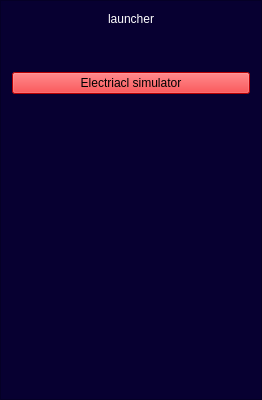
First picture: the form in client/menu.ui, repository lev12/launcher, before the edit.
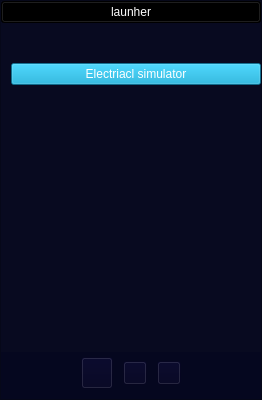
Second picture: the form after the edit. Icons and pictures are not drawn.

Diff of the .ui file:
```diff
--- a/client/menu.ui
+++ b/client/menu.ui
@@ -18,7 +18,7 @@
   </property>
   <property name="maximumSize">
    <size>
-    <width>16777215</width>
+    <width>8192</width>
     <height>8192</height>
    </size>
   </property>
@@ -26,7 +26,7 @@
    <string>Frame</string>
   </property>
   <property name="styleSheet">
-   <string notr="true">background-color: rgb(7, 0, 49);</string>
+   <string notr="true">background-color: rgb(8, 10, 32);</string>
   </property>
   <property name="frameShape">
    <enum>QFrame::StyledPanel</enum>
@@ -35,20 +35,30 @@
    <enum>QFrame::Raised</enum>
   </property>
   <layout class="QVBoxLayout" name="verticalLayout_2">
+   <property name="spacing">
+    <number>0</number>
+   </property>
+   <property name="leftMargin">
+    <number>0</number>
+   </property>
+   <property name="topMargin">
+    <number>0</number>
+   </property>
+   <property name="rightMargin">
+    <number>0</number>
+   </property>
+   <property name="bottomMargin">
+    <number>0</number>
+   </property>
    <item>
-    <widget class="QLabel" name="launcher">
+    <widget class="QPushButton" name="LaunherPushButton">
      <property name="styleSheet">
       <string notr="true">font: 75 italic 20pt &quot;Times New Roman&quot;;
-color: rgb(255, 255, 255);</string>
+color: rgb(255, 255, 255);
+background-color: rgba(0, 0, 0, 255);</string>
      </property>
      <property name="text">
-      <string>launcher</string>
-     </property>
-     <property name="textFormat">
-      <enum>Qt::AutoText</enum>
-     </property>
-     <property name="alignment">
-      <set>Qt::AlignCenter</set>
+      <string>launher</string>
      </property>
     </widget>
    </item>
@@ -69,17 +79,30 @@
     </spacer>
    </item>
    <item>
-    <widget class="QPushButton" name="pushButton">
-     <property name="styleSheet">
-      <string notr="true">background-color: rgb(255, 0, 4);
+    <layout class="QVBoxLayout" name="verticalLayout">
+     <property name="spacing">
+      <number>15</number>
+     </property>
+     <property name="leftMargin">
+      <number>10</number>
+     </property>
+     <property name="topMargin">
+      <number>0</number>
+     </property>
+     <item>
+      <widget class="QPushButton" name="pushButton">
+       <property name="styleSheet">
+        <string notr="true">background-color: rgb(0, 159, 205, 128);
 selection-background-color: rgb(128, 128, 128);
-color: rgb(0, 0, 0);
-font: 75 12pt &quot;Times New Roman&quot;;</string>
-     </property>
-     <property name="text">
-      <string>Electriacl simulator</string>
-     </property>
-    </widget>
+color: rgb(255, 255, 255);
+font: 75 12pt &quot;Arial&quot;;</string>
+       </property>
+       <property name="text">
+        <string>Electriacl simulator</string>
+       </property>
+      </widget>
+     </item>
+    </layout>
    </item>
    <item>
     <spacer name="verticalSpacer">
@@ -94,6 +117,117 @@
      </property>
     </spacer>
    </item>
+   <item>
+    <widget class="QFrame" name="horizontalFrame">
+     <property name="styleSheet">
+      <string notr="true">background-color: rgba(0, 0, 30, 80);</string>
+     </property>
+     <layout class="QHBoxLayout" name="horizontalLayout">
+      <property name="spacing">
+       <number>10</number>
+      </property>
+      <property name="leftMargin">
+       <number>5</number>
+      </property>
+      <property name="topMargin">
+       <number>5</number>
+      </property>
+      <property name="rightMargin">
+       <number>5</number>
+      </property>
+      <property name="bottomMargin">
+       <number>10</number>
+      </property>
+      <item>
+       <spacer name="horizontalSpacer_2">
+        <property name="orientation">
+         <enum>Qt::Horizontal</enum>
+        </property>
+        <property name="sizeHint" stdset="0">
+         <size>
+          <width>40</width>
+          <height>20</height>
+         </size>
+        </property>
+       </spacer>
+      </item>
+      <item>
+       <widget class="QPushButton" name="pushButton_2">
+        <property name="minimumSize">
+         <size>
+          <width>32</width>
+          <height>32</height>
+         </size>
+        </property>
+        <property name="maximumSize">
+         <size>
+          <width>32</width>
+          <height>32</height>
+         </size>
+        </property>
+        <property name="text">
+         <string/>
+        </property>
+        <property name="icon">
+         <iconset resource="rec.qrc">
+          <normaloff>:/icon/electrical simulator.png</normaloff>:/icon/electrical simulator.png</iconset>
+        </property>
+       </widget>
+      </item>
+      <item>
+       <widget class="QPushButton" name="pushButton_3">
+        <property name="minimumSize">
+         <size>
+          <width>24</width>
+          <height>24</height>
+         </size>
+        </property>
+        <property name="maximumSize">
+         <size>
+          <width>24</width>
+          <height>24</height>
+         </size>
+        </property>
+        <property name="text">
+         <string/>
+        </property>
+       </widget>
+      </item>
+      <item>
+       <widget class="QPushButton" name="pushButton_4">
+        <property name="minimumSize">
+         <size>
+          <width>24</width>
+          <height>24</height>
+         </size>
+        </property>
+        <property name="maximumSize">
+         <size>
+          <width>24</width>
+          <height>24</height>
+         </size>
+        </property>
+        <property name="text">
+         <string/>
+        </property>
+       </widget>
+      </item>
+      <item>
+       <spacer name="horizontalSpacer">
+        <property name="orientation">
+         <enum>Qt::Horizontal</enum>
+        </property>
+        <property name="sizeHint" stdset="0">
+         <size>
+          <width>40</width>
+          <height>20</height>
+         </size>
+        </property>
+       </spacer>
+      </item>
+     </layout>
+    </widget>
+   </item>
   </layout>
  </widget>
  <resources/>
```
Left out of the diff: 4 changed lines with no effect on the pictures.
